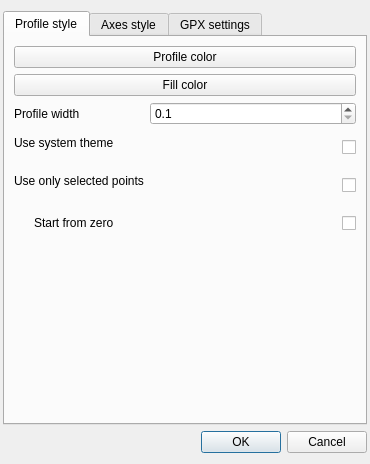
First picture: the form in ui/settingsdialog.ui, repository salsergey/gpxviewer, before the edit.
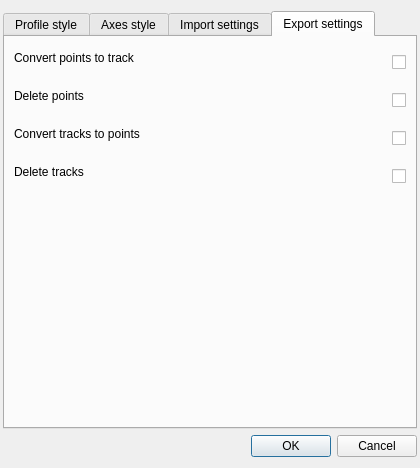
Second picture: the form after the edit. The open tabs and pages were chosen to show the change. Custom widgets are drawn as their Qt base class.

Commit message: Added options to convert waypoints to tracks and vice versa when exporting to GPX file.

Patch:
```diff
--- a/ui/settingsdialog.ui
+++ b/ui/settingsdialog.ui
@@ -9,8 +9,8 @@
    <rect>
     <x>0</x>
     <y>0</y>
-    <width>370</width>
-    <height>464</height>
+    <width>420</width>
+    <height>468</height>
    </rect>
   </property>
   <property name="windowTitle">
@@ -63,6 +63,21 @@
           </widget>
          </item>
          <item row="0" column="1">
+          <layout class="QHBoxLayout" name="horizontalLayout_2">
+           <item>
+            <spacer name="horizontalSpacer_3">
+             <property name="orientation">
+              <enum>Qt::Horizontal</enum>
+             </property>
+             <property name="sizeHint" stdset="0">
+              <size>
+               <width>40</width>
+               <height>20</height>
+              </size>
+             </property>
+            </spacer>
+           </item>
+           <item>
           <widget class="QDoubleSpinBox" name="profileWidthSpinBox">
            <property name="sizePolicy">
             <sizepolicy hsizetype="MinimumExpanding" vsizetype="Fixed">
@@ -70,6 +85,12 @@
              <verstretch>0</verstretch>
             </sizepolicy>
            </property>
+             <property name="maximumSize">
+              <size>
+               <width>100</width>
+               <height>16777215</height>
+              </size>
+             </property>
            <property name="decimals">
             <number>1</number>
            </property>
@@ -80,6 +101,8 @@
             <double>0.100000000000000</double>
            </property>
           </widget>
+           </item>
+          </layout>
          </item>
          <item row="1" column="0">
           <widget class="QLabel" name="useSystemThemeLabel">
@@ -486,7 +509,7 @@
      </widget>
      <widget class="QWidget" name="tabSettings">
       <attribute name="title">
-       <string>GPX settings</string>
+       <string>Import settings</string>
       </attribute>
       <layout class="QVBoxLayout" name="verticalLayout_3">
        <item>
@@ -728,6 +751,164 @@
        </item>
       </layout>
      </widget>
+     <widget class="QWidget" name="tab">
+      <attribute name="title">
+       <string>Export settings</string>
+      </attribute>
+      <layout class="QVBoxLayout" name="verticalLayout_5">
+       <item>
+        <layout class="QFormLayout" name="formLayout_4">
+         <property name="labelAlignment">
+          <set>Qt::AlignLeading|Qt::AlignLeft|Qt::AlignVCenter</set>
+         </property>
+         <property name="formAlignment">
+          <set>Qt::AlignRight|Qt::AlignTop|Qt::AlignTrailing</set>
+         </property>
+         <item row="0" column="0">
+          <widget class="QLabel" name="pointsToTrackLabel">
+           <property name="toolTip">
+            <string>Convert waypoints to track when exporting</string>
+           </property>
+           <property name="text">
+            <string>Convert points to track</string>
+           </property>
+          </widget>
+         </item>
+         <item row="0" column="1">
+          <widget class="QCheckBox" name="pointsToTrackCheckBox">
+           <property name="sizePolicy">
+            <sizepolicy hsizetype="MinimumExpanding" vsizetype="Fixed">
+             <horstretch>0</horstretch>
+             <verstretch>0</verstretch>
+            </sizepolicy>
+           </property>
+           <property name="minimumSize">
+            <size>
+             <width>0</width>
+             <height>32</height>
+            </size>
+           </property>
+           <property name="toolTip">
+            <string>Convert waypoints to track when exporting</string>
+           </property>
+           <property name="layoutDirection">
+            <enum>Qt::RightToLeft</enum>
+           </property>
+          </widget>
+         </item>
+         <item row="1" column="0">
+          <widget class="QLabel" name="deletePointsLabel">
+           <property name="toolTip">
+            <string>Delete waypoints when exporting</string>
+           </property>
+           <property name="text">
+            <string>Delete points</string>
+           </property>
+          </widget>
+         </item>
+         <item row="1" column="1">
+          <widget class="QCheckBox" name="deletePointsCheckBox">
+           <property name="sizePolicy">
+            <sizepolicy hsizetype="MinimumExpanding" vsizetype="Fixed">
+             <horstretch>0</horstretch>
+             <verstretch>0</verstretch>
+            </sizepolicy>
+           </property>
+           <property name="minimumSize">
+            <size>
+             <width>0</width>
+             <height>32</height>
+            </size>
+           </property>
+           <property name="toolTip">
+            <string>Delete waypoints when exporting</string>
+           </property>
+           <property name="layoutDirection">
+            <enum>Qt::RightToLeft</enum>
+           </property>
+          </widget>
+         </item>
+         <item row="2" column="0">
+          <widget class="QLabel" name="tracksToPointsLabel">
+           <property name="toolTip">
+            <string>Convert tracks to waypoints when exporting</string>
+           </property>
+           <property name="text">
+            <string>Convert tracks to points</string>
+           </property>
+          </widget>
+         </item>
+         <item row="2" column="1">
+          <widget class="QCheckBox" name="tracksToPointsCheckBox">
+           <property name="sizePolicy">
+            <sizepolicy hsizetype="MinimumExpanding" vsizetype="Fixed">
+             <horstretch>0</horstretch>
+             <verstretch>0</verstretch>
+            </sizepolicy>
+           </property>
+           <property name="minimumSize">
+            <size>
+             <width>0</width>
+             <height>32</height>
+            </size>
+           </property>
+           <property name="toolTip">
+            <string>Convert tracks to waypoints when exporting</string>
+           </property>
+           <property name="layoutDirection">
+            <enum>Qt::RightToLeft</enum>
+           </property>
+          </widget>
+         </item>
+         <item row="3" column="0">
+          <widget class="QLabel" name="deleteTracksLabel">
+           <property name="toolTip">
+            <string>Delete tracks when exporting</string>
+           </property>
+           <property name="text">
+            <string>Delete tracks</string>
+           </property>
+          </widget>
+         </item>
+         <item row="3" column="1">
+          <widget class="QCheckBox" name="deleteTracksCheckBox">
+           <property name="sizePolicy">
+            <sizepolicy hsizetype="MinimumExpanding" vsizetype="Fixed">
+             <horstretch>0</horstretch>
+             <verstretch>0</verstretch>
+            </sizepolicy>
+           </property>
+           <property name="minimumSize">
+            <size>
+             <width>0</width>
+             <height>32</height>
+            </size>
+           </property>
+           <property name="toolTip">
+            <string>Delete tracks when exporting</string>
+           </property>
+           <property name="layoutDirection">
+            <enum>Qt::RightToLeft</enum>
+           </property>
+          </widget>
+         </item>
+        </layout>
+       </item>
+       <item>
+        <spacer name="verticalSpacer_4">
+         <property name="orientation">
+          <enum>Qt::Vertical</enum>
+         </property>
+         <property name="sizeHint" stdset="0">
+          <size>
+           <width>20</width>
+           <height>210</height>
+          </size>
+         </property>
+        </spacer>
+       </item>
+      </layout>
+     </widget>
     </widget>
    </item>
    <item>
```
Left out of the diff: 148 changed lines with no effect on the pictures. Lines whose indentation alone changed are shown as unchanged. The commit also changes 12 other files.
